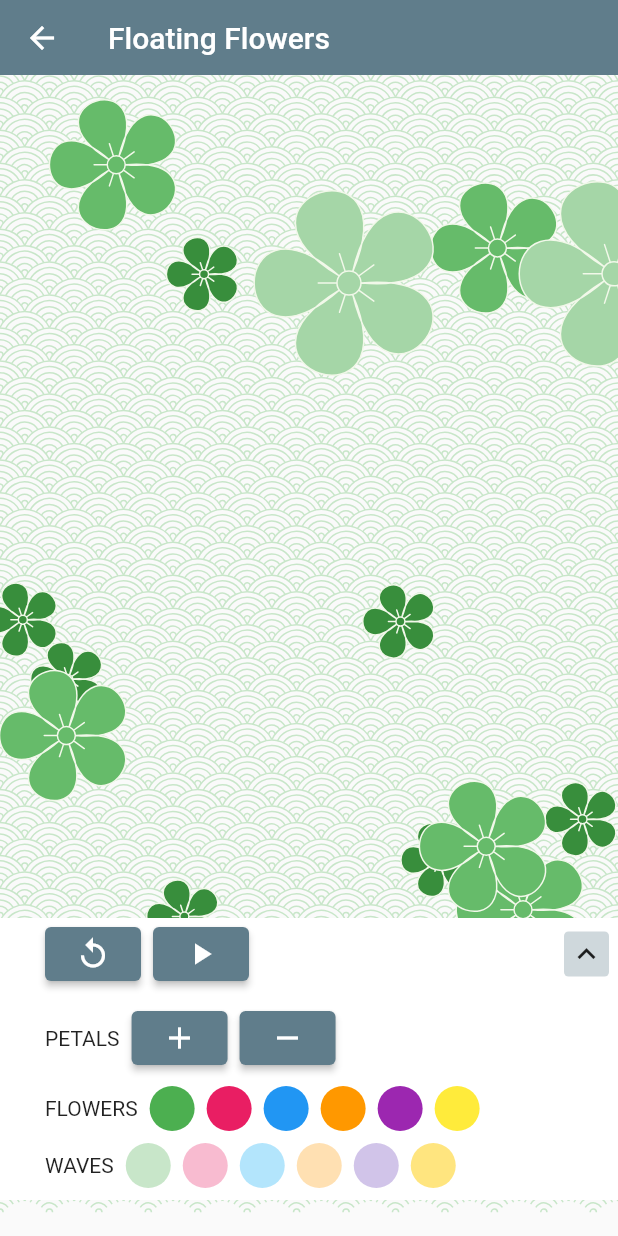
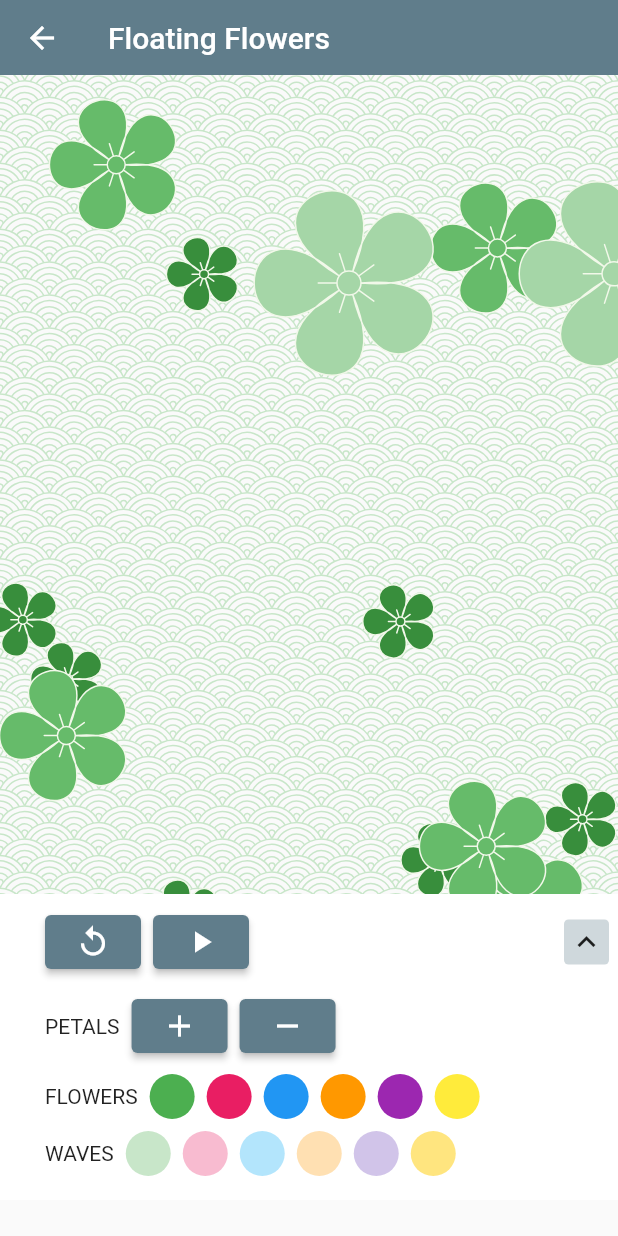
Before and after one commit to fullmers/flutter_animation_play, a Flutter app: the screen it shows after launch, after a tap on "Floating Flowers", on a phone screen of 412 x 824 dp. Run offline on Flutter 3.47's test engine with Material 2 defaults, Android fonts, the phone set to English and light mode, and no system bars.

Commit message:
refactor control panel for floating flowers

```diff
--- a/lib/flowers/controller_flower_colors.dart
+++ b/lib/flowers/controller_flower_colors.dart
@@ -12,7 +12,6 @@ class ControllerFlowerColors extends StatelessWidget {
   Widget build(BuildContext context) {
     return Row(
       children: [
-        const SizedBox(width: 30),
         Text('FLOWERS'),
         const SizedBox(width: 8),
         ColorChangeButton(
--- /dev/null
+++ b/lib/flowers/controller_petal_number.dart
@@ -0,0 +1,26 @@
+import 'package:flutter/cupertino.dart';
+import 'package:flutter/material.dart';
+
+class ControllerPetalNumber extends StatelessWidget {
+  ControllerPetalNumber({required this.changePetalNumber});
+  final Function(bool isIncreasing) changePetalNumber;
+
+  @override
+  Widget build(BuildContext context) {
+    return Row(
+      children: [
+        Text('PETALS'),
+        const SizedBox(width: 8),
+        ElevatedButton(
+          child: Icon(Icons.add),
+          onPressed: () => changePetalNumber(true),
+        ),
+        const SizedBox(width: 8),
+        ElevatedButton(
+          child: Icon(Icons.remove),
+          onPressed: () => changePetalNumber(false),
+        ),
+      ],
+    );
+  }
+}
--- a/lib/flowers/controller_top.dart
+++ b/lib/flowers/controller_top.dart
@@ -18,14 +18,16 @@ class ControllerTop extends StatelessWidget {
   @override
   Widget build(BuildContext context) {
     return Container(
-      color: Colors.white,
       width: MediaQuery.of(context).size.width,
       child: Padding(
-        padding: const EdgeInsets.only(
-          right: 6,
-          left: 30,
+        padding: const EdgeInsets.fromLTRB(
+          0,
+          0,
+          36,
+          0,
         ),
         child: Row(
+          mainAxisAlignment: MainAxisAlignment.center,
           children: [
             Semantics(
               label: 'Reset',
@@ -51,7 +53,6 @@ class ControllerTop extends StatelessWidget {
                   height: 30,
                   width: 30,
                   child: isControllerOpen ? Icon(Icons.expand_less) : Icon(Icons.expand_more),
-                  // alignment: Alignment.center,
                   decoration: BoxDecoration(
                     borderRadius: BorderRadius.all(Radius.circular(3)),
                     color: Colors.blueGrey[100],
--- a/lib/flowers/controller_wave_colors.dart
+++ b/lib/flowers/controller_wave_colors.dart
@@ -9,8 +9,9 @@ class ControllerWaveColors extends StatelessWidget {
 
   @override
   Widget build(BuildContext context) {
-    return Row(children: [
-      const SizedBox(width: 30),
+    return Padding(
+      padding: const EdgeInsets.only(bottom: 8.0),
+      child: Row(children: [
         Text('WAVES'),
         const SizedBox(width: 8),
         ColorChangeButton(
@@ -42,6 +43,7 @@ class ControllerWaveColors extends StatelessWidget {
           buttonColor: Colors.amberAccent[100]!,
           onTap: () => changeWaveColor(Colors.amberAccent[100]!),
         ),
-    ]);
+      ]),
+    );
   }
 }
--- a/lib/flowers/floating_flowers.dart
+++ b/lib/flowers/floating_flowers.dart
@@ -1,6 +1,8 @@
+import 'dart:io';
 import 'dart:math';
 
 import 'package:animaplay/flowers/controller_flower_colors.dart';
+import 'package:animaplay/flowers/controller_petal_number.dart';
 import 'package:animaplay/flowers/controller_wave_colors.dart';
 import 'package:animaplay/flowers/wave_painter.dart';
 import 'package:flutter/material.dart';
@@ -42,13 +44,15 @@ class _FloatingFlowersState extends State<FloatingFlowers> with SingleTickerProv
   final int _numFlowers = 18;
   final int _durationInMs = 5000;
   late double _openControlBarHeight = 200;
-  late double _minControlBarHeight = 56;
   final double _toolBarHeight = 50;
+
+  // defaults when the page appears
   Color _waveColor = Colors.green[100]!;
-
   int _numPetals = 5;
   bool _isPlaying = false;
   bool _isControllerOpen = true;
+  late int _extraPaddingOpen;
+  late int _extraPaddingClosed;
   FlowerColorScheme _currentColorScheme = FlowerColorScheme.Green;
 
   // beginning and end fields of Tween not needed, since the duration field in the controller provides this
@@ -85,6 +89,15 @@ class _FloatingFlowersState extends State<FloatingFlowers> with SingleTickerProv
 
     _createSeeds();
     _createFlowers();
+
+    // todo find a cleaner way to do this:
+    if (Platform.isAndroid) {
+      _extraPaddingOpen = 24;
+      _extraPaddingClosed = 24;
+    } else {
+      _extraPaddingOpen = 0;
+      _extraPaddingClosed = 0;
+    }
   }
 
   void _createSeeds() {
@@ -92,11 +105,13 @@ class _FloatingFlowersState extends State<FloatingFlowers> with SingleTickerProv
       final center = _makeRandomCenter();
       final mX = _random.nextDouble() * (_random.nextBool() ? 1 : -1);
       final mY = _random.nextDouble() * (_random.nextBool() ? 1 : -1);
-      _seeds.add(FlowerSeed(
+      _seeds.add(
+        FlowerSeed(
           center: center,
           mX: mX,
           mY: mY,
-      ));
+        ),
+      );
     }
   }
 
@@ -141,7 +156,6 @@ class _FloatingFlowersState extends State<FloatingFlowers> with SingleTickerProv
     return Scaffold(
       appBar: AppBar(
         title: Text(widget.title),
-        shadowColor: Colors.green,
         elevation: 0,
         toolbarHeight: _toolBarHeight,
       ),
@@ -154,8 +168,8 @@ class _FloatingFlowersState extends State<FloatingFlowers> with SingleTickerProv
                 painter: WavePainter(waveColor: _waveColor),
                 child: Container(
                   height: _isControllerOpen
-                      ? MediaQuery.of(context).size.height - (_toolBarHeight + 24)
-                      : MediaQuery.of(context).size.height - (_minControlBarHeight + 18),
+                      ? MediaQuery.of(context).size.height - (_toolBarHeight + _extraPaddingOpen)
+                      : MediaQuery.of(context).size.height - (_toolBarHeight + _extraPaddingClosed),
                 ),
               ),
               for (var flower in _flowers)
@@ -166,7 +180,10 @@ class _FloatingFlowersState extends State<FloatingFlowers> with SingleTickerProv
                     numPetals: _numPetals,
                   ),
                 ),
-              Positioned(bottom: 0, child: _buildController(context)),
+              Positioned(
+                bottom: 0,
+                child: _buildController(context),
+              ),
             ],
           ),
         ],
@@ -175,11 +192,10 @@ class _FloatingFlowersState extends State<FloatingFlowers> with SingleTickerProv
   }
 
   Widget _buildController(BuildContext context) {
-    return _isControllerOpen
-        ? Container(
+    return Container(
       color: Colors.white,
       child: Padding(
-              padding: const EdgeInsets.only(bottom: 8.0),
+        padding: const EdgeInsets.fromLTRB(30, 8, 0, 8),
         child: Column(
           mainAxisSize: MainAxisSize.min,
           crossAxisAlignment: CrossAxisAlignment.start,
@@ -190,48 +206,42 @@ class _FloatingFlowersState extends State<FloatingFlowers> with SingleTickerProv
               reset: _reset,
               isControllerOpen: _isControllerOpen,
               openOrCloseController: _openOrClose,
+            )
+          ]..addAll(_isControllerOpen ? _openControllerBottom() : []),
+        ),
+      ),
+    );
+  }
+
+  List<Widget> _openControllerBottom() => [
+        const SizedBox(height: 8),
+        ControllerPetalNumber(
+          changePetalNumber: _changePetalNumber,
         ),
         const SizedBox(height: 8),
-                  Row(children: [
-                    const SizedBox(width: 30),
-                    Text('PETALS'),
-                    const SizedBox(width: 8),
-                    ElevatedButton(
-                      child: Icon(Icons.add),
-                      onPressed: () => setState(() {
+        ControllerFlowerColors(
+          changeColor: _changeFlowerColor,
+        ),
+        const SizedBox(height: 8),
+        ControllerWaveColors(
+          changeWaveColor: _changeWaveColor,
+        )
+      ];
+
+  void _changePetalNumber(bool isIncreasing) {
+    setState(() {
+      if (isIncreasing) {
         if (_numPetals <= maxNumPetals) {
           _numPetals++;
           _createFlowers();
         }
-                      }),
-                    ),
-                    const SizedBox(width: 8),
-                    ElevatedButton(
-                      child: Icon(Icons.remove),
-                      onPressed: () => setState(() {
+      } else {
         if (_numPetals > minNumPetals) {
           _numPetals--;
           _createFlowers();
         }
-                      }),
-                    ),
-                  ]),
-                  const SizedBox(height: 8),
-                  ControllerFlowerColors(changeColor: _changeFlowerColor),
-                  const SizedBox(height: 8),
-                  ControllerWaveColors(changeWaveColor: _changeWaveColor),
-                  //    const SizedBox(height: 8)
-                ],
-              ),
-            ),
-          )
-        : ControllerTop(
-            isPlaying: _isPlaying,
-            playOrPause: _playOrPause,
-            reset: _reset,
-            isControllerOpen: _isControllerOpen,
-            openOrCloseController: _openOrClose,
-          );
+      }
+    });
   }
 
   void _openOrClose() {
```
Lines whose indentation alone changed are shown as unchanged.
